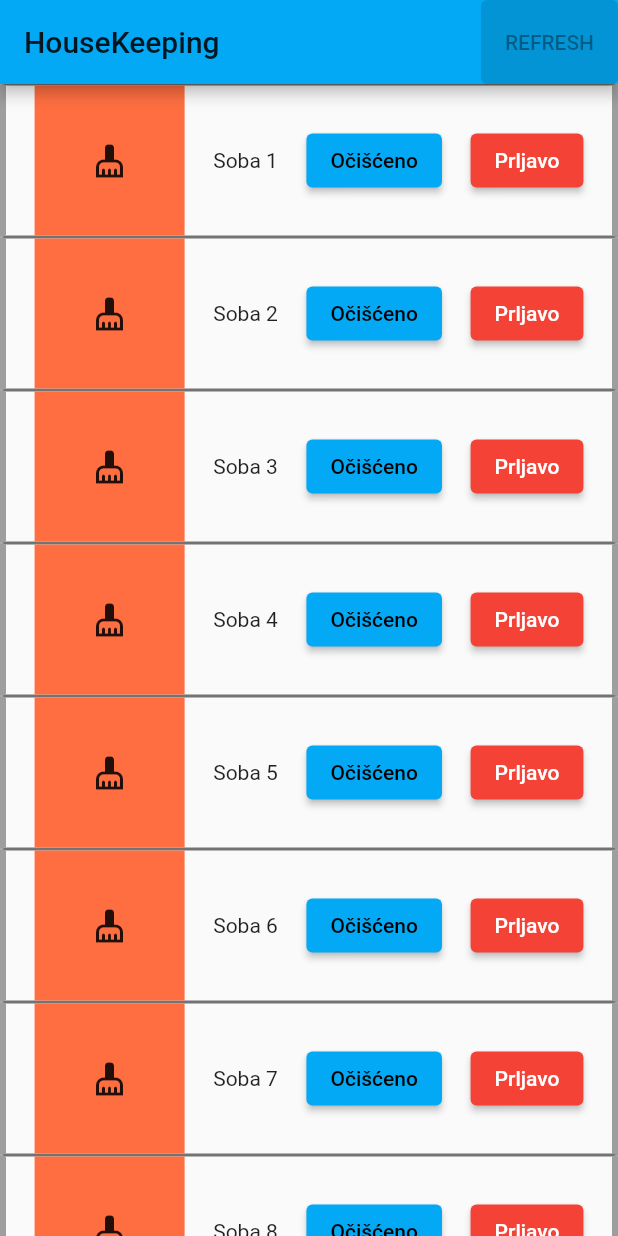
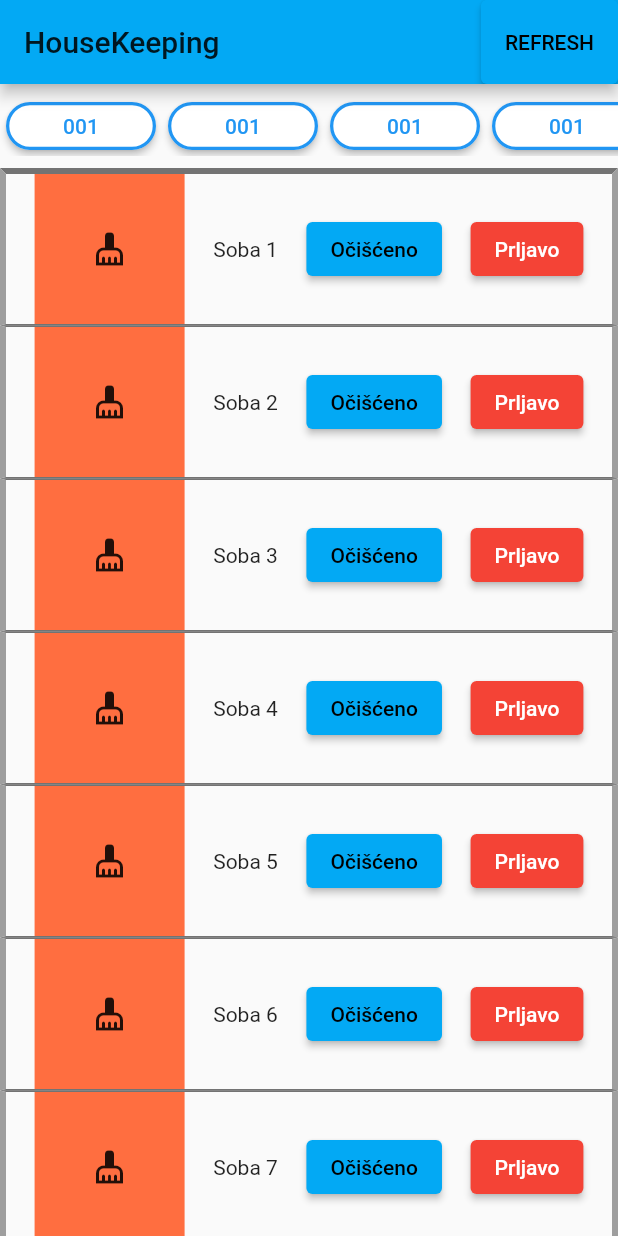
Before and after one commit to mojic2D/housekeeping_prototype, a Flutter app: the screen it shows after launch, on a phone screen of 412 x 824 dp. Run offline on Flutter 3.47's test engine with Material 2 defaults, Android fonts, the phone set to English and light mode, and no system bars.

```diff
--- a/lib/main.dart
+++ b/lib/main.dart
@@ -1,5 +1,5 @@
 import 'package:flutter/material.dart';
-import 'package:housekeeping_prototype/room_list.dart';
+import 'package:housekeeping_prototype/ui/room_list.dart';
 
 void main() {
   runApp(MyApp());
--- /dev/null
+++ b/lib/models/floors_model.dart
@@ -0,0 +1,13 @@
+
+import 'package:housekeeping_prototype/pojo/floor.dart';
+
+class FloorsModel{
+  FloorsModel({this.selectedFloor,this.floorList,}){
+      if(selectedFloor==null&&floorList!=null){
+        selectedFloor=floorList[0].number;
+      }
+  }
+
+  String selectedFloor;
+  List<Floor> floorList;
+}
--- a/lib/room_list.dart
+++ /dev/null
@@ -1,30 +0,0 @@
-import 'package:flutter/material.dart';
-import 'package:housekeeping_prototype/api_calls.dart';
-import 'package:housekeeping_prototype/room_list_tile.dart';
-
-class RoomList extends StatelessWidget {
-
-  ApiCalls calls=new ApiCalls();
-
-  @override
-  Widget build(BuildContext context) {
-    return Scaffold(
-      appBar: AppBar(
-        title: Text('HouseKeeping'),
-        actions: <Widget>[
-          ElevatedButton(
-            child: Text("REFRESH"),
-          )
-        ],
-      ),
-      body: ListView.builder(
-        itemCount: 20,
-        itemBuilder: (context, index) {
-          return RoomListTile(
-            roomIndex: index,
-          );
-        },
-      ),
-    );
-  }
-}
--- /dev/null
+++ b/lib/ui/room_list.dart
@@ -0,0 +1,78 @@
+import 'package:flutter/material.dart';
+import 'package:housekeeping_prototype/api_calls.dart';
+import 'package:housekeeping_prototype/blocs/floors_bloc.dart';
+import 'package:housekeeping_prototype/ui/floor_list_tile.dart';
+import 'package:housekeeping_prototype/ui/room_list_tile.dart';
+
+class RoomList extends StatelessWidget {
+  ApiCalls calls = new ApiCalls();
+
+  final FloorsBloc floorsBloc=new FloorsBloc();
+
+  @override
+  Widget build(BuildContext context) {
+    return Scaffold(
+      appBar: AppBar(
+        title: Text('HouseKeeping'),
+        actions: <Widget>[
+          ElevatedButton(
+            onPressed: ()=>floorsBloc.refreshData(),
+            child: Text("REFRESH"),
+          )
+        ],
+      ),
+      body: Column(
+        mainAxisSize: MainAxisSize.min,
+        children: [
+          Padding(
+            padding: const EdgeInsets.symmetric(vertical:8.0),
+            child: Container(
+              height: 40,
+              child: ListView.builder(
+                scrollDirection: Axis.horizontal,
+                itemCount: 7,
+                itemBuilder: (context, index) {
+                  return Padding(
+                    padding: const EdgeInsets.all(4.0),
+                    child: Container(
+                      //decoration: BoxDecoration(borderRadius: BorderRadius.circular(12.0), border: Border.all(color: Colors.grey,width: 3.5,style: BorderStyle.solid, ),),
+                      width: 100,
+                      //color: Colors.blueGrey,
+                      child: ElevatedButton(
+                        style: ButtonStyle(
+                            shape: MaterialStateProperty.all<RoundedRectangleBorder>(
+                                RoundedRectangleBorder(
+                                    borderRadius: BorderRadius.circular(18.0),
+                                    side: BorderSide(color: Colors.blue,width: 2.2),
+                                )
+                            ),
+                          backgroundColor: MaterialStateProperty.all<Color>(Colors.white),
+                          foregroundColor: MaterialStateProperty.all<Color>(Colors.blue),
+                        ),
+                        child: Text("001"),
+                        onPressed: (){},
+                      ),
+                    ),
+                  );
+                },
+              ),
+            ),
+          ),
+          Container(
+            child: Expanded(
+              flex: 1,
+              child: ListView.builder(
+                itemCount: 20,
+                itemBuilder: (context, index) {
+                  return RoomListTile(
+                    roomIndex: index,
+                  );
+                },
+              ),
+            ),
+          ),
+        ],
+      ),
+    );
+  }
+}
--- a/lib/room_list_tile.dart
+++ b/lib/ui/room_list_tile.dart
@@ -1,6 +1,6 @@
 import 'package:flutter/material.dart';
 
-import 'api_calls.dart';
+import '../api_calls.dart';
 
 class RoomListTile extends StatefulWidget {
   RoomListTile({@required this.roomIndex});
@@ -30,12 +30,13 @@ class _RoomListTileState extends State<RoomListTile> {
   Widget build(BuildContext context) {
     return Container(
       decoration: BoxDecoration(
-          border: Border(
-        top: BorderSide(width: 1.0, color: Colors.black54),
-        left: BorderSide(width: 4.0, color: Colors.grey),
-        right: BorderSide(width: 4.0, color: Colors.grey),
-        bottom: BorderSide(width: 1.0, color: Colors.black54),
-      )),
+        border: Border(
+          top: BorderSide(width: widget.roomIndex==0?4.0:1.0, color: Colors.black54),
+          left: BorderSide(width: 4.0, color: Colors.grey),
+          right: BorderSide(width: 4.0, color: Colors.grey),
+          bottom: BorderSide(width: 1.0, color: Colors.black54),
+        ),
+      ),
       child: Row(
         mainAxisAlignment: MainAxisAlignment.spaceEvenly,
         children: [
@@ -45,7 +46,7 @@ class _RoomListTileState extends State<RoomListTile> {
             color: isClean ? Colors.lightGreen : Colors.deepOrangeAccent,
             child: Icon(!isClean ? Icons.cleaning_services : Icons.check),
           ),
-          Text('Soba ${widget.roomIndex+1}'),
+          Text('Soba ${widget.roomIndex + 1}'),
           ElevatedButton(
             onPressed: _roomCleaned,
             child: Text('Očišćeno'),
```
Also changed, not shown: lib/blocs/floors_bloc.dart (added, +47 -0 lines), lib/pojo/floor.dart (added, +11 -0 lines), lib/pojo/room.dart (added, +12 -0 lines), lib/ui/floor_list_tile.dart (added, +16 -0 lines).
